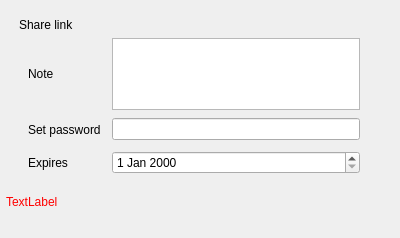
Old version of the form src/gui/sharelinkwidget.ui in the repository nextcloud/desktop.
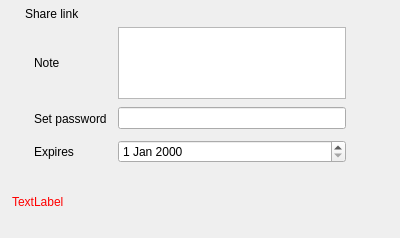
New version of the form. Icons and pictures are not drawn. Custom widgets are drawn as their Qt base class.

Patch:
```diff
--- a/src/gui/sharelinkwidget.ui
+++ b/src/gui/sharelinkwidget.ui
@@ -21,10 +21,16 @@
     <number>0</number>
    </property>
    <property name="leftMargin">
-    <number>6</number>
+    <number>12</number>
+   </property>
+   <property name="topMargin">
+    <number>0</number>
    </property>
    <property name="rightMargin">
-    <number>6</number>
+    <number>20</number>
+   </property>
+   <property name="bottomMargin">
+    <number>0</number>
    </property>
    <item>
     <layout class="QHBoxLayout" name="horizontalLayout">
```
